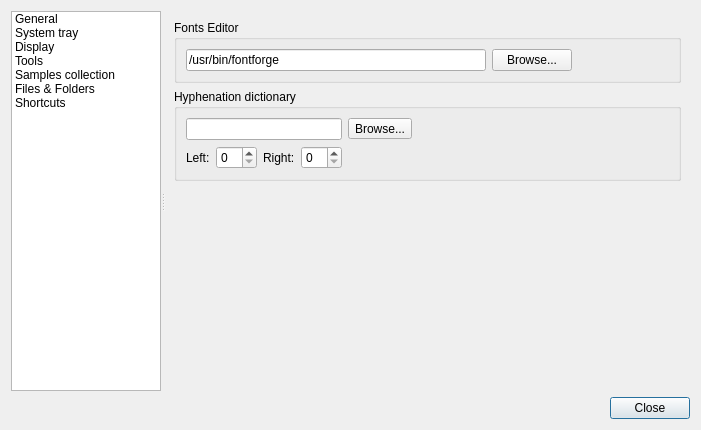
Qt form src/prefs_panel.ui (eniac111/fontmatrix) before a commit.
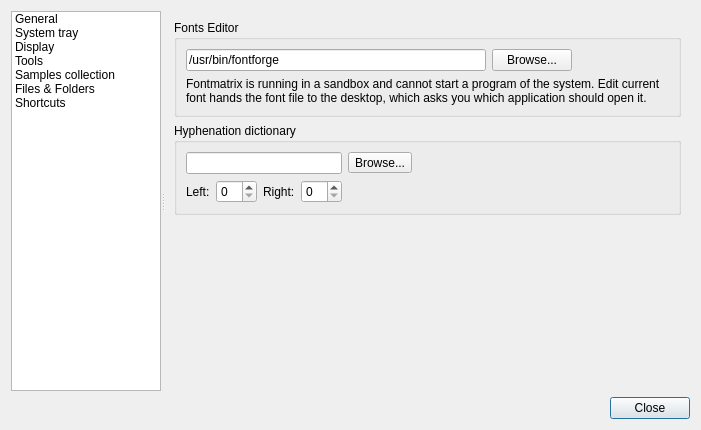
The same form after that commit. The open tabs and pages were chosen to show the change. Icons and pictures are not drawn. Custom widgets are drawn as their Qt base class.

Commit message: Hand the font to the desktop when the editor is out of reach

Patch:
```diff
--- a/src/prefs_panel.ui
+++ b/src/prefs_panel.ui
@@ -428,6 +428,8 @@
           <property name="title" >
            <string comment="@title:group">Fonts Editor</string>
           </property>
+          <layout class="QVBoxLayout" name="fontEditorLayout" >
+           <item>
           <layout class="QHBoxLayout" name="_5" >
            <item>
             <widget class="QLineEdit" name="fontEditorPath" >
@@ -464,6 +466,18 @@
               </size>
              </property>
             </spacer>
+           </item>
+          </layout>
+           </item>
+           <item>
+            <widget class="QLabel" name="fontEditorNote" >
+             <property name="text" >
+              <string comment="@info">Fontmatrix is running in a sandbox and cannot start a program of the system. &lt;interface&gt;Edit current font&lt;/interface&gt; hands the font file to the desktop, which asks you which application should open it.</string>
+             </property>
+             <property name="wordWrap" >
+              <bool>true</bool>
+             </property>
+            </widget>
            </item>
           </layout>
          </widget>
```
The commit also changes 26 other files.
